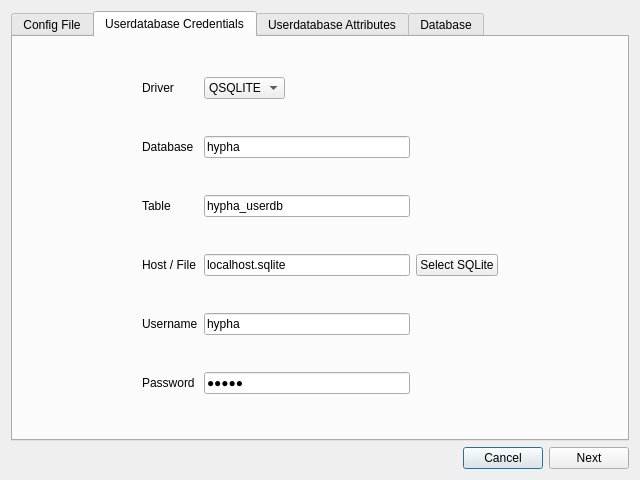
Qt form src/wizzards/newconfigwizzard.ui (hyphaproject/hyphamanager) before a commit.
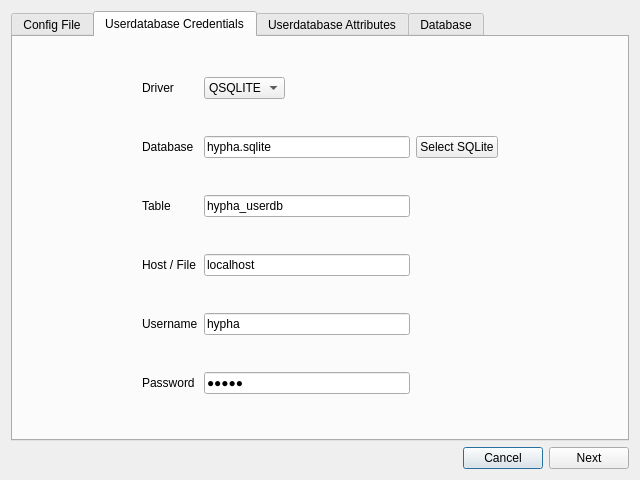
The same form after that commit. The open tabs and pages were chosen to show the change.

Commit message: Config Generator Class

Diff of the .ui file:
```diff
--- a/src/wizzards/newconfigwizzard.ui
+++ b/src/wizzards/newconfigwizzard.ui
@@ -55,7 +55,7 @@
        <item row="1" column="2" colspan="2">
         <widget class="QLineEdit" name="udDatabaseEdit">
          <property name="text">
-          <string>hypha</string>
+          <string>hypha.sqlite</string>
          </property>
         </widget>
        </item>
@@ -122,7 +122,7 @@
        <item row="3" column="2" colspan="2">
         <widget class="QLineEdit" name="udHostEdit">
          <property name="text">
-          <string>localhost.sqlite</string>
+          <string>localhost</string>
          </property>
         </widget>
        </item>
@@ -147,26 +147,6 @@
          </property>
         </widget>
        </item>
-       <item row="3" column="4">
-        <widget class="QPushButton" name="selectUserDBButton">
-         <property name="text">
-          <string>Select SQLite</string>
-         </property>
-        </widget>
-       </item>
-       <item row="3" column="5">
-        <spacer name="horizontalSpacer_6">
-         <property name="orientation">
-          <enum>Qt::Horizontal</enum>
-         </property>
-         <property name="sizeHint" stdset="0">
-          <size>
-           <width>40</width>
-           <height>20</height>
-          </size>
-         </property>
-        </spacer>
-       </item>
        <item row="3" column="0">
         <spacer name="horizontalSpacer_4">
          <property name="orientation">
@@ -200,6 +180,26 @@
          </property>
         </widget>
        </item>
+       <item row="1" column="4">
+        <widget class="QPushButton" name="selectUserDBButton">
+         <property name="text">
+          <string>Select SQLite</string>
+         </property>
+        </widget>
+       </item>
+       <item row="1" column="5">
+        <spacer name="horizontalSpacer_6">
+         <property name="orientation">
+          <enum>Qt::Horizontal</enum>
+         </property>
+         <property name="sizeHint" stdset="0">
+          <size>
+           <width>40</width>
+           <height>20</height>
+          </size>
+         </property>
+        </spacer>
+       </item>
       </layout>
      </widget>
      <widget class="QWidget" name="tabUserDatabaseAttributes">
```
Left out of the diff: 74 changed lines with no effect on the pictures. The commit also changes 6 other files.
